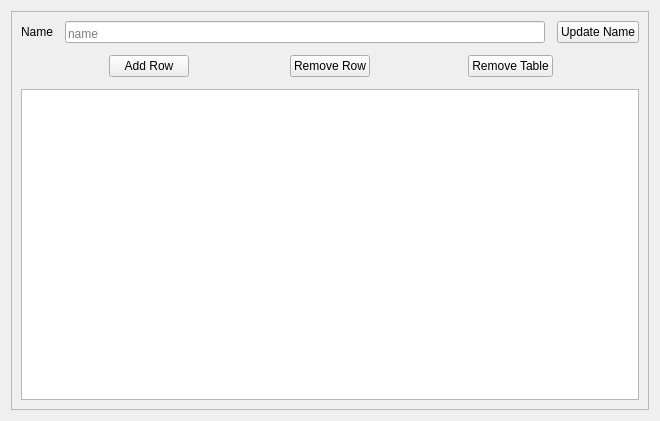
First picture: the form in ViewProfit/ui/table_benchmarks.ui, repository wwmm/viewprofit, before the edit.
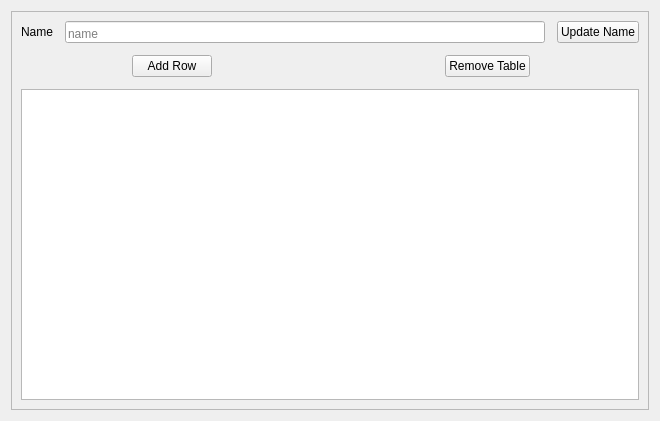
Second picture: the form after the edit.

Patch:
```diff
--- a/ViewProfit/ui/table_benchmarks.ui
+++ b/ViewProfit/ui/table_benchmarks.ui
@@ -174,19 +174,6 @@
           </property>
          </widget>
         </item>
-        <item>
-         <widget class="QPushButton" name="pushButton">
-          <property name="sizePolicy">
-           <sizepolicy hsizetype="Fixed" vsizetype="Fixed">
-            <horstretch>0</horstretch>
-            <verstretch>0</verstretch>
-           </sizepolicy>
-          </property>
-          <property name="text">
-           <string>Remove Row</string>
-          </property>
-         </widget>
-        </item>
         <item alignment="Qt::AlignHCenter">
          <widget class="QPushButton" name="button_remove_table">
           <property name="sizePolicy">
```
